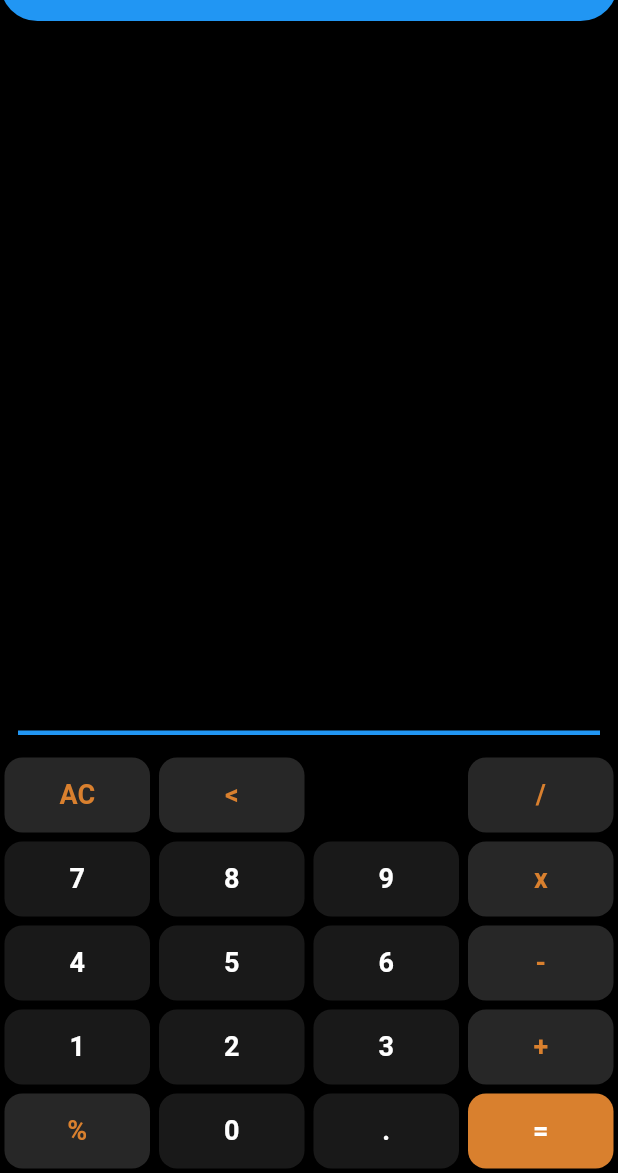
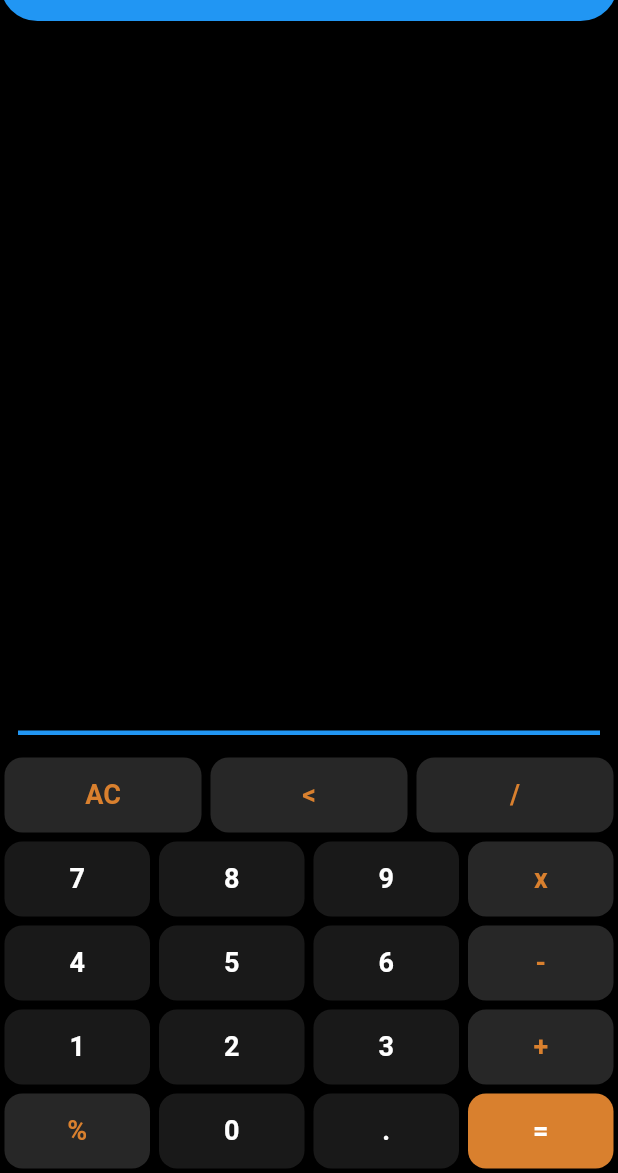
Before and after one commit to MustafaAhmad786/Calculator_App, a Flutter app: the screen it shows after launch, on a phone screen of 412 x 824 dp, the part 63-1236 px from its top. Run offline on Flutter 3.47's test engine with Material 3 defaults, Android fonts, the phone set to English and light mode, and no system bars; our stand-ins replace lottie, math_expressions.

Commit message:
button fix

```diff
--- a/lib/main.dart
+++ b/lib/main.dart
@@ -197,7 +197,6 @@ class _CalculatorAppState extends State<CalculatorApp> {
                     buttonBgColor: operatorColor,
                     tColor: orangeColor,
                   ),
-                  button(text: "", buttonBgColor: Colors.transparent),
                   button(
                     text: "/",
                     buttonBgColor: operatorColor,
```
